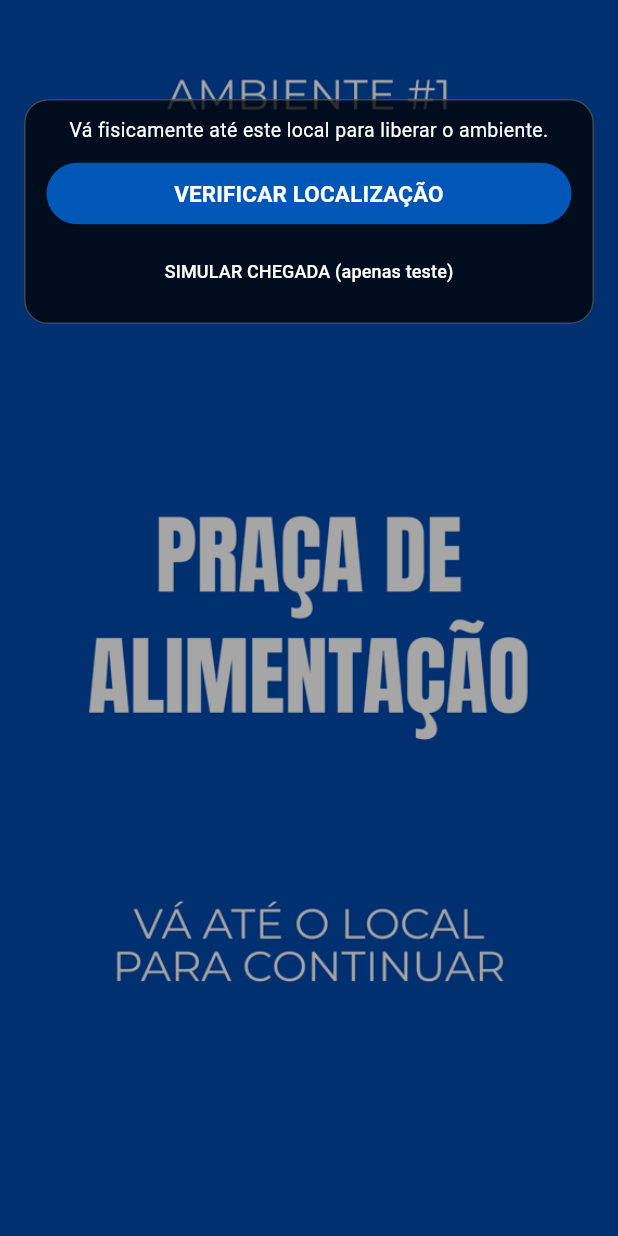
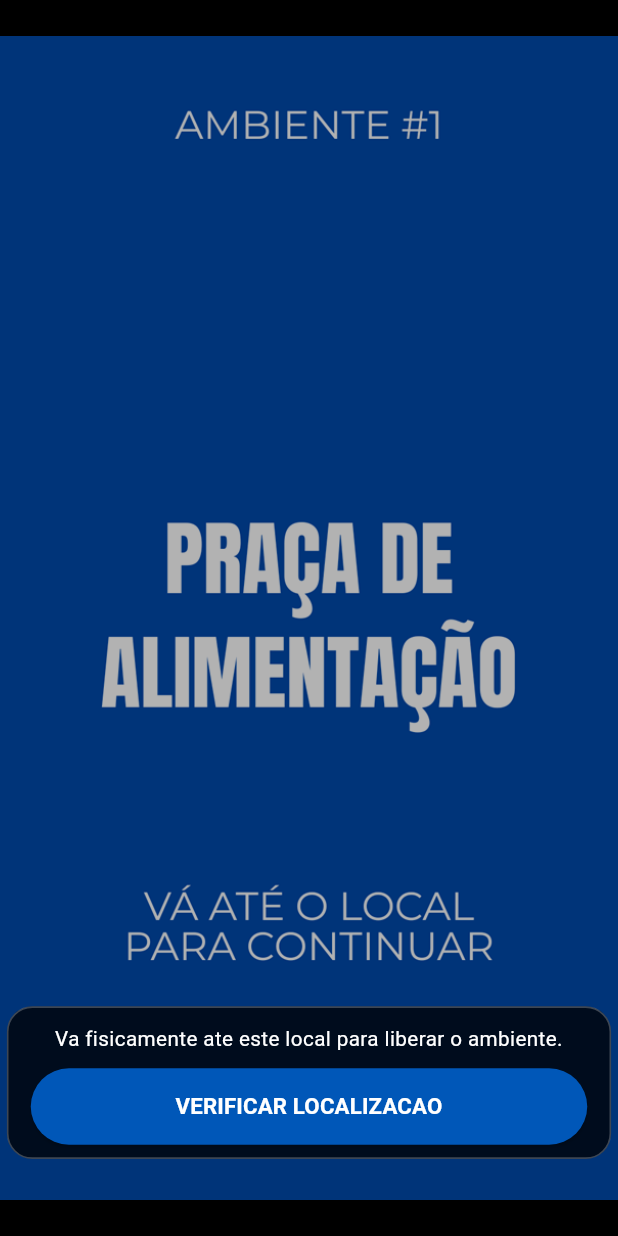
Before and after one commit to vnsete/RPG_PI-3, a Flutter app: the JogoScreen screen opened directly, on a phone screen of 412 x 824 dp. Run offline on Flutter 3.47's test engine with Material 3 defaults, Android fonts, the phone set to English and light mode, and no system bars; our stand-ins replace cloud_firestore, firebase_core, geolocator, shared_preferences; accounts and stored records are empty.

Commit message:
Atualização

```diff
--- a/lib/screens/jogo/tela_espera_gps.dart
+++ b/lib/screens/jogo/tela_espera_gps.dart
@@ -4,10 +4,13 @@ import '../../models/ambiente.dart';
 import '../../widgets/botao_jogo.dart';
 
 class TelaEsperaGps extends StatelessWidget {
+  static const _proporcaoArte = 9 / 16;
+
   final Ambiente ambiente;
   final bool verificandoGps;
   final String? mensagemGps;
   final double? distancia;
+  final bool mostrarBotaoVerificar;
   final VoidCallback onVerificar;
   final Future<void> Function() onSimular;
   final bool simulando;
@@ -18,6 +21,7 @@ class TelaEsperaGps extends StatelessWidget {
     required this.verificandoGps,
     required this.mensagemGps,
     required this.distancia,
+    required this.mostrarBotaoVerificar,
     required this.onVerificar,
     required this.onSimular,
     required this.simulando,
@@ -25,31 +29,41 @@ class TelaEsperaGps extends StatelessWidget {
 
   @override
   Widget build(BuildContext context) {
+    final alturaTela = MediaQuery.sizeOf(context).height;
+
     return Scaffold(
-      backgroundColor: const Color(0xFF0050A8),
+      backgroundColor: Colors.black,
       body: Stack(
+        clipBehavior: Clip.none,
+        fit: StackFit.expand,
+        children: [
+          Center(
+            child: Transform.scale(
+              scale: 1.06,
+              child: AspectRatio(
+                aspectRatio: _proporcaoArte,
+                child: Stack(
                   fit: StackFit.expand,
                   children: [
                     Image.asset(
                       ambiente.imagemEspera,
                       fit: BoxFit.cover,
                     ),
-          Container(
-            color: Colors.black.withValues(alpha: 0.35),
-          ),
+                    Container(color: Colors.black.withValues(alpha: 0.30)),
                     SafeArea(
+                      minimum: const EdgeInsets.only(bottom: 26),
                       child: Align(
-              alignment: Alignment.topCenter,
+                        alignment: Alignment.bottomCenter,
                         child: Container(
                           width: double.infinity,
-                constraints: const BoxConstraints(
+                          constraints: BoxConstraints(
                             maxWidth: 420,
-                  maxHeight: 220,
+                            maxHeight: alturaTela * 0.40,
                           ),
-                margin: const EdgeInsets.fromLTRB(16, 66, 16, 0),
-                padding: const EdgeInsets.fromLTRB(14, 12, 14, 10),
+                          margin: const EdgeInsets.symmetric(horizontal: 16),
+                          padding: const EdgeInsets.fromLTRB(14, 12, 14, 8),
                           decoration: BoxDecoration(
-                  color: Colors.black.withValues(alpha: 0.72),
+                            color: Colors.black.withValues(alpha: 0.76),
                             borderRadius: BorderRadius.circular(16),
                             border: Border.all(color: Colors.white24),
                           ),
@@ -58,7 +72,7 @@ class TelaEsperaGps extends StatelessWidget {
                               mainAxisSize: MainAxisSize.min,
                               children: [
                                 const Text(
-                        'Vá fisicamente até este local para liberar o ambiente.',
+                                  'Va fisicamente ate este local para liberar o ambiente.',
                                   textAlign: TextAlign.center,
                                   style: TextStyle(
                                     color: Colors.white,
@@ -87,23 +101,30 @@ class TelaEsperaGps extends StatelessWidget {
                                       strokeWidth: 3,
                                     ),
                                   ),
+                                if (mostrarBotaoVerificar)
                                   BotaoJogo(
-                        texto: 'VERIFICAR LOCALIZAÇÃO',
+                                    texto: 'VERIFICAR LOCALIZACAO',
                                     onPressed: simulando ? null : onVerificar,
                                   ),
-                      const SizedBox(height: 4),
-                      TextButton(
-                        onPressed: simulando ? null : onSimular,
-                        child: const Text(
-                          'SIMULAR CHEGADA (apenas teste)',
-                          style: TextStyle(
-                            color: Colors.white,
-                            fontSize: 12,
+                                // const SizedBox(height: 2),
+                                // TextButton(
+                                //   onPressed: simulando ? null : onSimular,
+                                //   child: const Text(
+                                //     'SIMULAR CHEGADA (apenas teste)',
+                                //     textAlign: TextAlign.center,
+                                //     style: TextStyle(
+                                //       color: Colors.white,
+                                //       fontSize: 12,
+                                //     ),
+                                //   ),
+                                // ),
+                              ],
+                            ),
+                          ),
                         ),
                       ),
                     ),
                   ],
-                  ),
                 ),
               ),
             ),
--- a/lib/widgets/botao_jogo.dart
+++ b/lib/widgets/botao_jogo.dart
@@ -19,6 +19,7 @@ class BotaoJogo extends StatelessWidget {
           backgroundColor: const Color(0xFF0057B8),
           foregroundColor: Colors.white,
           padding: const EdgeInsets.symmetric(horizontal: 14, vertical: 12),
+          minimumSize: const Size.fromHeight(48),
           shape: RoundedRectangleBorder(
             borderRadius: BorderRadius.circular(24),
           ),
@@ -27,9 +28,10 @@ class BotaoJogo extends StatelessWidget {
         child: Text(
           texto,
           textAlign: TextAlign.center,
+          softWrap: true,
           style: const TextStyle(
-            fontSize: 15,
-            height: 1.15,
+            fontSize: 14,
+            height: 1.2,
             fontWeight: FontWeight.bold,
           ),
         ),
```
Also changed, not shown: lib/screens/home_screen.dart (+22 -3 lines), lib/screens/jogo/tela_ambiente_liberado.dart (+29 -10 lines), lib/screens/jogo/tela_capitulo.dart (+25 -4 lines), lib/screens/jogo_screen.dart (+31 -4 lines), lib/services/progresso_service.dart (+35 -12 lines), 1 other file. Lines whose indentation alone changed are shown as unchanged.
